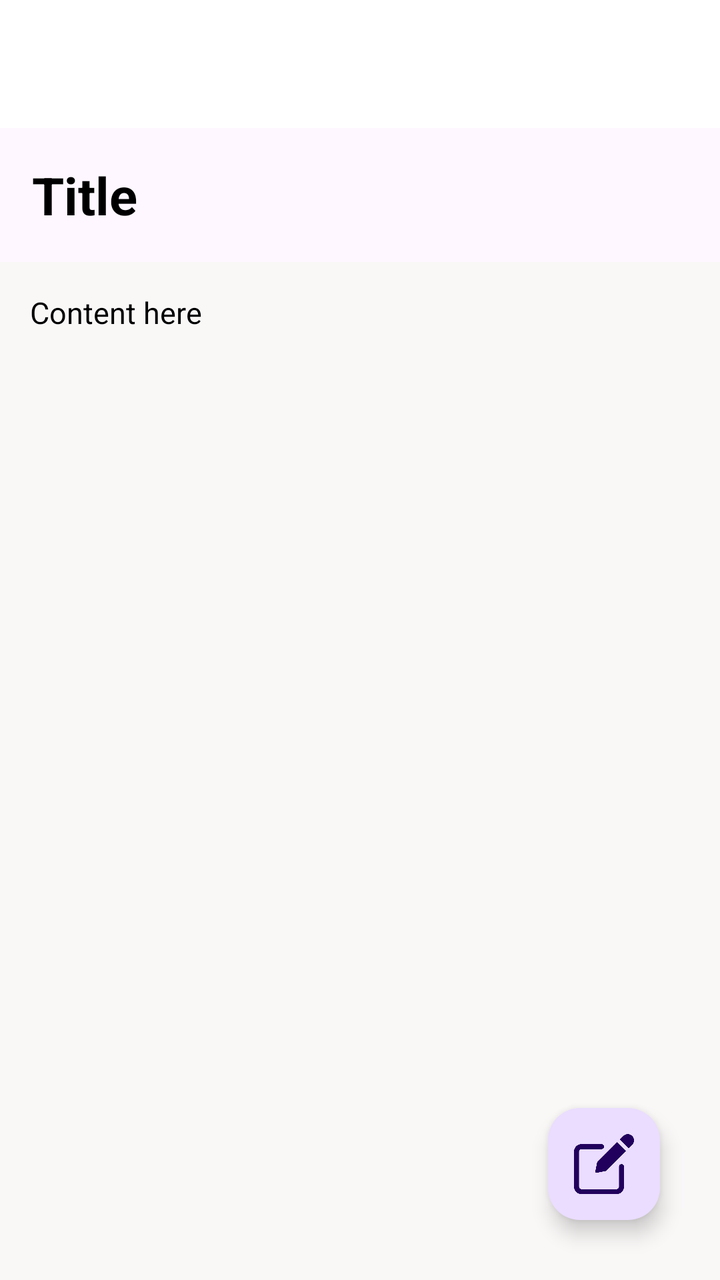
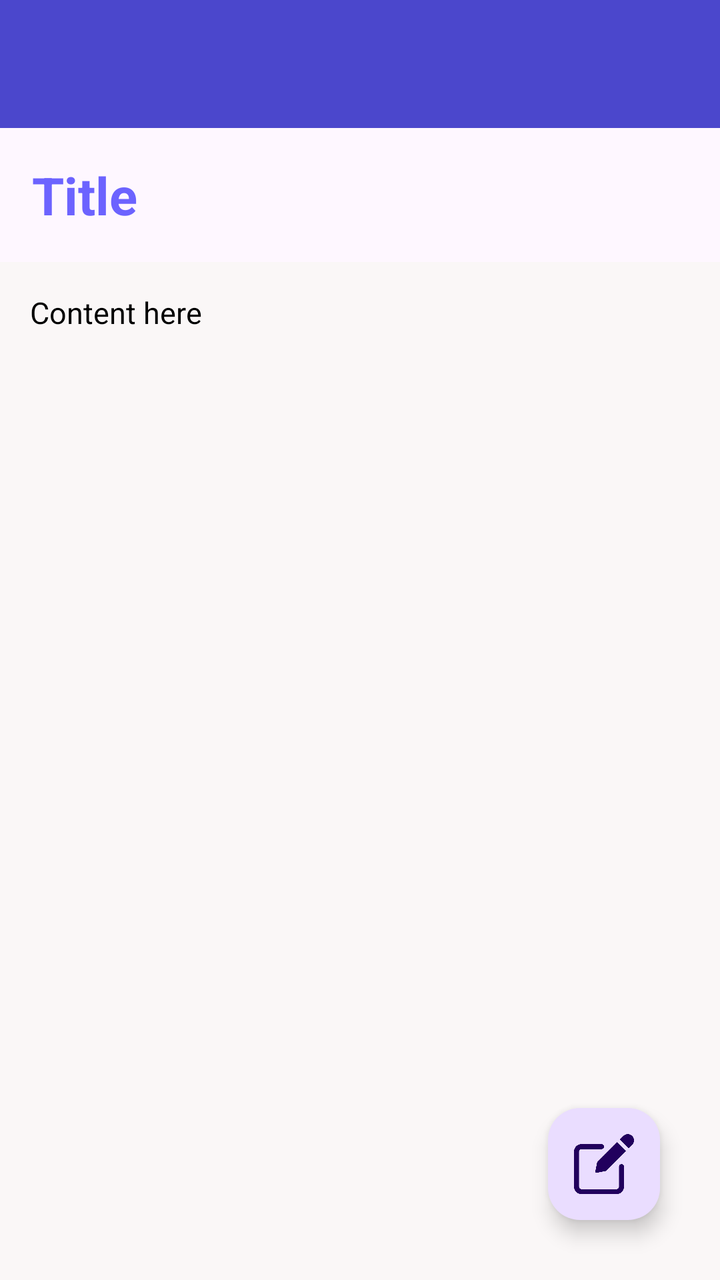

Before-and-after screenshots of an Android layout around one commit, followed by the original layout XML and the change that was made.
<!-- AndroidManifest.xml: application theme Theme.SmartNoteV2 -->
<!-- res/layout/activity_notedetails.xml -->
<?xml version="1.0" encoding="utf-8"?>
<RelativeLayout xmlns:android="http://schemas.android.com/apk/res/android"
    xmlns:app="http://schemas.android.com/apk/res-auto"
    xmlns:tools="http://schemas.android.com/tools"
    android:id="@+id/main"
    android:layout_width="match_parent"
    android:layout_height="match_parent"
    tools:context=".notedetails">



        <androidx.appcompat.widget.Toolbar
            android:layout_width="match_parent"
            android:layout_height="?attr/actionBarSize"
            android:id="@+id/toolbarofnotedetails"
            android:background="@color/white">





        </androidx.appcompat.widget.Toolbar>
    <TextView
        android:layout_width="match_parent"
        android:layout_height="wrap_content"
        android:layout_below="@id/toolbarofnotedetails"
        android:padding="16dp"
        android:textSize="26sp"
        android:textStyle="bold"
        android:text="Title"
        android:textColor="@color/black"
        android:id="@+id/titleofnoteofdetails" />

        <TextView
            android:layout_width="match_parent"
            android:layout_height="match_parent"
            android:textSize="15sp"
            android:background="#faf7f7"
            android:textColor="@color/black"
            android:gravity="top|left"
            android:layout_below="@id/titleofnoteofdetails"
           android:text="Content here"
            android:padding="15dp"
            android:id="@+id/contentofnoteofdetails"
            >

        </TextView>



        <com.google.android.material.floatingactionbutton.FloatingActionButton
            android:layout_width="wrap_content"
            android:layout_height="wrap_content"
            android:layout_alignParentBottom="true"
            android:layout_alignParentRight="true"
            android:layout_marginBottom="30dp"
            android:layout_marginRight="30dp"
            android:layout_gravity="bottom|end"
            android:id="@+id/gotoeditnote"
            android:src="@drawable/edit"
            android:background="#A1F4FB"
            app:maxImageSize="30dp"
            >


        </com.google.android.material.floatingactionbutton.FloatingActionButton>


    </RelativeLayout>
<!-- resources referenced by this layout -->
<resources>
  <color name="black">#FF000000</color>
  <color name="white">#FFFFFFFF</color>
  <!-- drawable edit: png bitmap (drawable, 8017 bytes) -->
  <style name="Theme.SmartNoteV2" parent="Base.Theme.SmartNoteV2" />
  <style name="Base.Theme.SmartNoteV2" parent="Theme.Material3.DayNight.NoActionBar">
          
          
      </style>
</resources>

<!-- the commit's change to res/layout/activity_notedetails.xml (unified diff, before → after) -->
@@ -13,7 +13,8 @@
             android:layout_width="match_parent"
             android:layout_height="?attr/actionBarSize"
             android:id="@+id/toolbarofnotedetails"
-            android:background="@color/white">
+            android:background="@color/primary_dark"
+            android:tooltipText="note_details">
 
 
 
@@ -28,7 +29,7 @@
         android:textSize="26sp"
         android:textStyle="bold"
         android:text="Title"
-        android:textColor="@color/black"
+        android:textColor="@color/primary"
         android:id="@+id/titleofnoteofdetails" />
 
         <TextView
<!-- resource entries referenced after the edit -->
@@ -1,7 +1,8 @@
 <!-- resources referenced by this layout -->
 <resources>
   <color name="black">#FF000000</color>
-  <color name="white">#FFFFFFFF</color>
+  <color name="primary">#FF6C63FF</color>
+  <color name="primary_dark">#FF4B47CC</color>
   <!-- drawable edit: png bitmap (drawable, 8017 bytes) -->
   <style name="Theme.SmartNoteV2" parent="Base.Theme.SmartNoteV2" />
   <style name="Base.Theme.SmartNoteV2" parent="Theme.Material3.DayNight.NoActionBar">
